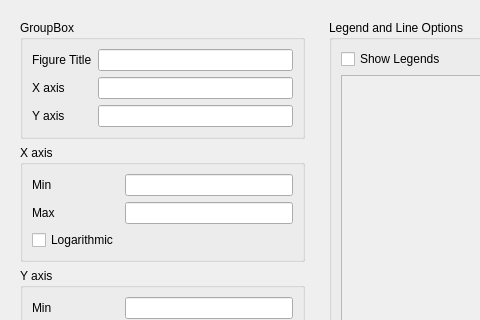
First picture: the form in mslice/plotting/plot_window/plot_options.ui, repository mantidproject/mslice, before the edit; both pictures show x 0 to 480 and y 0 to 320 of the 710 by 556 pixel window.
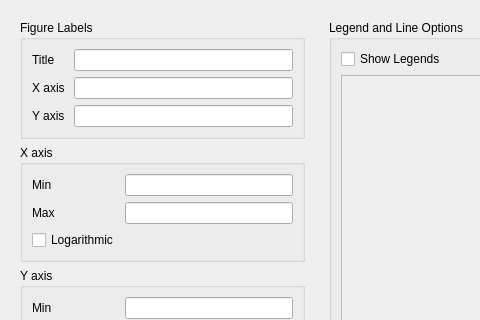
Second picture: the form after the edit.

Commit message: fix groupBox title and error_bars test Re #104

```diff
--- a/mslice/plotting/plot_window/plot_options.ui
+++ b/mslice/plotting/plot_window/plot_options.ui
@@ -38,7 +38,7 @@
       <item>
        <widget class="QGroupBox" name="groupBox">
         <property name="title">
-         <string>GroupBox</string>
+         <string>Figure Labels</string>
         </property>
         <layout class="QGridLayout" name="gridLayout_5">
          <item row="1" column="1">
@@ -57,7 +57,7 @@
          <item row="1" column="0">
           <widget class="QLabel" name="label">
            <property name="text">
-            <string>Figure Title</string>
+            <string>Title</string>
            </property>
           </widget>
          </item>
```
The commit also changes 2 other files.
